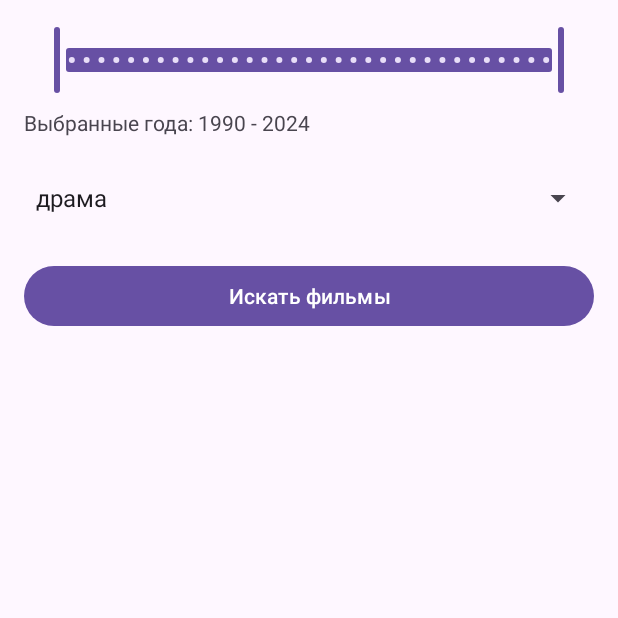
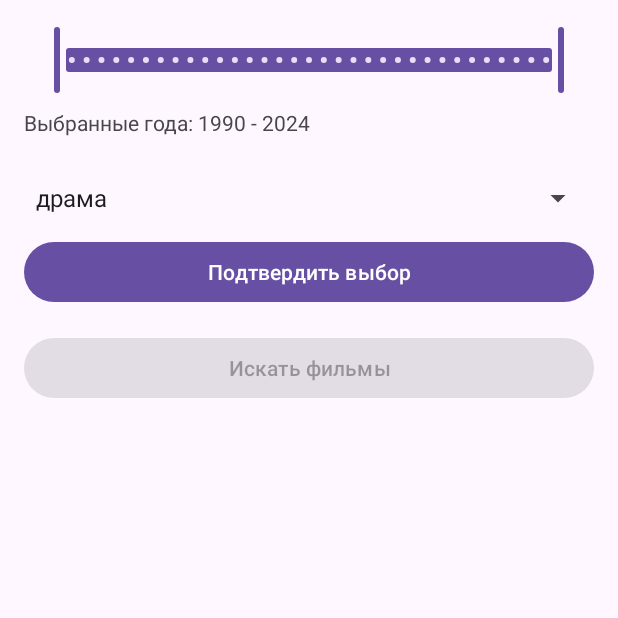
Before and after one commit to AdAndRoll/Movie_Match, an Android app: the MovieSearchActivity screen opened directly, with no data from a screen before it, on a phone screen of 412 x 824 dp, the top half of it. Run offline under Robolectric (Android 15) with nearby library versions, the phone set to English and light mode, and no system bars; our stand-ins replace Firebase (no records; nobody signed in at launch, a user with empty details on screens opened directly).

Commit message:
опять не работает удаление комнаты, пробую перейти в supabase, далее на другой ветке

```diff
--- a/app/src/main/java/com/example/try2/MovieSearchActivity.kt
+++ b/app/src/main/java/com/example/try2/MovieSearchActivity.kt
@@ -225,3 +225,7 @@ class MovieSearchActivity : AppCompatActivity() {
         }
     }
 }
+
+//Короче, нужно поменять немного интерфейс, добавить кнопку : подтвердить выбор жанров и годов
+// и кнопку поиск фильмов, когда все пользователи будут готовы, кнопка поиска будет активна, до этого
+// не активна, сейчас при нажатии на поиск фильмов у одного пользователя, вылетает у другого
--- a/app/src/main/res/layout/activity_movie_search.xml
+++ b/app/src/main/res/layout/activity_movie_search.xml
@@ -33,11 +33,18 @@
         android:layout_marginTop="16dp"
         android:spinnerMode="dropdown" />
 
+    <Button
+        android:id="@+id/confirmFiltersButton"
+        android:layout_width="match_parent"
+        android:layout_height="wrap_content"
+        android:text="Подтвердить выбор" />
+
     <!-- Кнопка для выполнения запроса -->
     <Button
         android:id="@+id/searchButton"
         android:layout_width="match_parent"
         android:layout_height="wrap_content"
         android:layout_marginTop="16dp"
-        android:text="Искать фильмы" />
+        android:text="Искать фильмы"
+        android:enabled="false"/>
 </LinearLayout>
```
